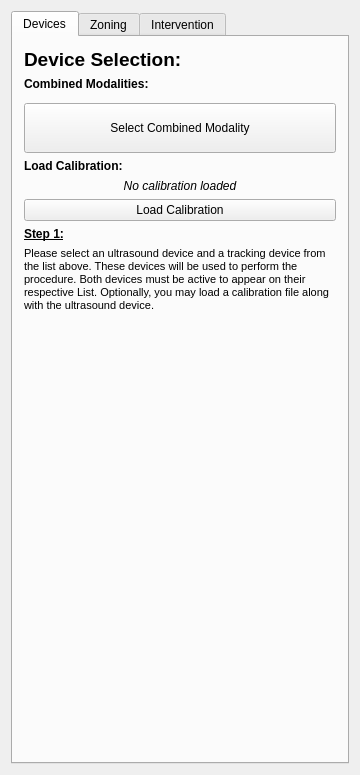
Before: the Qt Designer form Plugins/org.mitk.gui.qt.usnavigation/src/internal/USNavigationControls.ui in MITK/MITK, drawn with Qt 5.
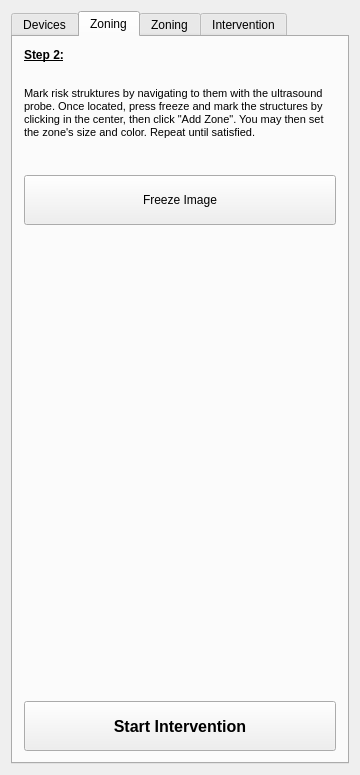
After: the same form once the commit is applied. Custom widgets are drawn as their Qt base class.

Commit message: Delegates created for zones table (combo box and slider). Zones table rows can change background colors and items can be added to zones model and removed from the model.

```diff
--- a/Plugins/org.mitk.gui.qt.usnavigation/src/internal/USNavigationControls.ui
+++ b/Plugins/org.mitk.gui.qt.usnavigation/src/internal/USNavigationControls.ui
@@ -23,13 +23,57 @@
    <item>
     <widget class="QTabWidget" name="m_TabWidget">
      <property name="currentIndex">
-      <number>0</number>
+      <number>1</number>
      </property>
      <widget class="QWidget" name="Devices">
       <attribute name="title">
        <string>Devices</string>
       </attribute>
       <layout class="QVBoxLayout" name="verticalLayout_2">
+       <item>
+        <widget class="QLabel" name="label_3">
+         <property name="font">
+          <font>
+           <weight>75</weight>
+           <bold>true</bold>
+           <underline>true</underline>
+          </font>
+         </property>
+         <property name="text">
+          <string>Step 1:</string>
+         </property>
+        </widget>
+       </item>
+       <item>
+        <widget class="QLabel" name="label_4">
+         <property name="text">
+          <string>&lt;!DOCTYPE HTML PUBLIC &quot;-//W3C//DTD HTML 4.0//EN&quot; &quot;http://www.w3.org/TR/REC-html40/strict.dtd&quot;&gt;
+&lt;html&gt;&lt;head&gt;&lt;meta name=&quot;qrichtext&quot; content=&quot;1&quot; /&gt;&lt;style type=&quot;text/css&quot;&gt;
+p, li { white-space: pre-wrap; }
+&lt;/style&gt;&lt;/head&gt;&lt;body style=&quot; font-family:'MS Shell Dlg 2'; font-size:8.25pt; font-weight:400; font-style:normal;&quot;&gt;
+&lt;p style=&quot; margin-top:0px; margin-bottom:0px; margin-left:0px; margin-right:0px; -qt-block-indent:0; text-indent:0px;&quot;&gt;&lt;span style=&quot; font-size:8pt;&quot;&gt;Please select an ultrasound device and a tracking device from the list above. These devices will be used to perform the procedure. Both devices must be active to appear on their respective List. Optionally, you may load a calibration file along with the ultrasound device.&lt;/span&gt;&lt;/p&gt;&lt;/body&gt;&lt;/html&gt;</string>
+         </property>
+         <property name="wordWrap">
+          <bool>true</bool>
+         </property>
+        </widget>
+       </item>
+       <item>
+        <spacer name="verticalSpacer">
+         <property name="orientation">
+          <enum>Qt::Vertical</enum>
+         </property>
+         <property name="sizeType">
+          <enum>QSizePolicy::Fixed</enum>
+         </property>
+         <property name="sizeHint" stdset="0">
+          <size>
+           <width>20</width>
+           <height>10</height>
+          </size>
+         </property>
+        </spacer>
+       </item>
        <item>
         <widget class="QLabel" name="label_13">
          <property name="font">
@@ -69,6 +113,9 @@
        </item>
        <item>
         <widget class="QPushButton" name="m_BtnSelectDevices">
+         <property name="enabled">
+          <bool>false</bool>
+         </property>
          <property name="minimumSize">
           <size>
            <width>0</width>
@@ -110,6 +157,12 @@
        </item>
        <item>
         <widget class="QPushButton" name="m_BtnLoadCalibration">
+         <property name="minimumSize">
+          <size>
+           <width>0</width>
+           <height>50</height>
+          </size>
+         </property>
          <property name="text">
           <string>Load Calibration</string>
          </property>
@@ -161,6 +214,118 @@
        </item>
       </layout>
      </widget>
+     <widget class="QWidget" name="tab">
+      <attribute name="title">
+       <string>Zoning</string>
+      </attribute>
+      <layout class="QVBoxLayout" name="verticalLayout_5">
+       <item>
+        <widget class="QLabel" name="label_14">
+         <property name="sizePolicy">
+          <sizepolicy hsizetype="Preferred" vsizetype="Fixed">
+           <horstretch>0</horstretch>
+           <verstretch>0</verstretch>
+          </sizepolicy>
+         </property>
+         <property name="font">
+          <font>
+           <weight>75</weight>
+           <bold>true</bold>
+           <underline>true</underline>
+          </font>
+         </property>
+         <property name="text">
+          <string>Step 2:</string>
+         </property>
+        </widget>
+       </item>
+       <item>
+        <widget class="QLabel" name="label_15">
+         <property name="sizePolicy">
+          <sizepolicy hsizetype="Preferred" vsizetype="Fixed">
+           <horstretch>0</horstretch>
+           <verstretch>0</verstretch>
+          </sizepolicy>
+         </property>
+         <property name="text">
+          <string>&lt;!DOCTYPE HTML PUBLIC &quot;-//W3C//DTD HTML 4.0//EN&quot; &quot;http://www.w3.org/TR/REC-html40/strict.dtd&quot;&gt;
+&lt;html&gt;&lt;head&gt;&lt;meta name=&quot;qrichtext&quot; content=&quot;1&quot; /&gt;&lt;style type=&quot;text/css&quot;&gt;
+p, li { white-space: pre-wrap; }
+&lt;/style&gt;&lt;/head&gt;&lt;body style=&quot; font-family:'MS Shell Dlg 2'; font-size:8.25pt; font-weight:400; font-style:normal;&quot;&gt;
+&lt;p style=&quot; margin-top:0px; margin-bottom:0px; margin-left:0px; margin-right:0px; -qt-block-indent:0; text-indent:0px;&quot;&gt;&lt;span style=&quot; font-size:8pt;&quot;&gt;Mark risk struktures by navigating to them with the ultrasound probe. Once located, press freeze and mark the structures by clicking in the center, then click &amp;quot;Add Zone&amp;quot;. You may then set the zone's size and color. Repeat until satisfied. &lt;/span&gt;&lt;/p&gt;&lt;/body&gt;&lt;/html&gt;</string>
+         </property>
+         <property name="wordWrap">
+          <bool>true</bool>
+         </property>
+        </widget>
+       </item>
+       <item>
+        <spacer name="verticalSpacer_4">
+         <property name="orientation">
+          <enum>Qt::Vertical</enum>
+         </property>
+         <property name="sizeType">
+          <enum>QSizePolicy::Fixed</enum>
+         </property>
+         <property name="sizeHint" stdset="0">
+          <size>
+           <width>20</width>
+           <height>10</height>
+          </size>
+         </property>
+        </spacer>
+       </item>
+       <item>
+        <widget class="QPushButton" name="m_BtnFreeze">
+         <property name="sizePolicy">
+          <sizepolicy hsizetype="Minimum" vsizetype="Fixed">
+           <horstretch>0</horstretch>
+           <verstretch>0</verstretch>
+          </sizepolicy>
+         </property>
+         <property name="minimumSize">
+          <size>
+           <width>0</width>
+           <height>50</height>
+          </size>
+         </property>
+         <property name="text">
+          <string>Freeze Image</string>
+         </property>
+        </widget>
+       </item>
+       <item>
+        <widget class="QmitkUSZoneManagementWidget" name="m_ZonesWidget" native="true">
+         <property name="sizePolicy">
+          <sizepolicy hsizetype="Preferred" vsizetype="Preferred">
+           <horstretch>0</horstretch>
+           <verstretch>0</verstretch>
+          </sizepolicy>
+         </property>
+        </widget>
+       </item>
+       <item>
+        <widget class="QPushButton" name="m_BtnStartIntervention">
+         <property name="minimumSize">
+          <size>
+           <width>0</width>
+           <height>50</height>
+          </size>
+         </property>
+         <property name="font">
+          <font>
+           <pointsize>12</pointsize>
+           <weight>75</weight>
+           <bold>true</bold>
+          </font>
+         </property>
+         <property name="text">
+          <string>Start Intervention</string>
+         </property>
+        </widget>
+       </item>
+      </layout>
+     </widget>
      <widget class="QWidget" name="tab_3">
       <attribute name="title">
        <string>Zoning</string>
@@ -188,7 +353,7 @@
         </widget>
        </item>
        <item>
-        <widget class="QPushButton" name="m_BtnFreeze">
+        <widget class="QPushButton" name="m_BtnFreeze_old">
          <property name="minimumSize">
           <size>
            <width>0</width>
@@ -339,7 +504,7 @@
         </widget>
        </item>
        <item>
-        <widget class="QPushButton" name="m_BtnStartIntervention">
+        <widget class="QPushButton" name="m_BtnStartIntervention_old">
          <property name="minimumSize">
           <size>
            <width>0</width>
@@ -500,6 +665,12 @@
    <header location="global">QmitkServiceListWidget.h</header>
    <container>1</container>
   </customwidget>
+  <customwidget>
+   <class>QmitkUSZoneManagementWidget</class>
+   <extends>QWidget</extends>
+   <header>QmitkUSZoneManagementWidget.h</header>
+   <container>1</container>
+  </customwidget>
  </customwidgets>
  <resources/>
  <connections/>
```
Left out of the diff: 84 changed lines with no effect on the pictures. The commit also changes 16 other files.
